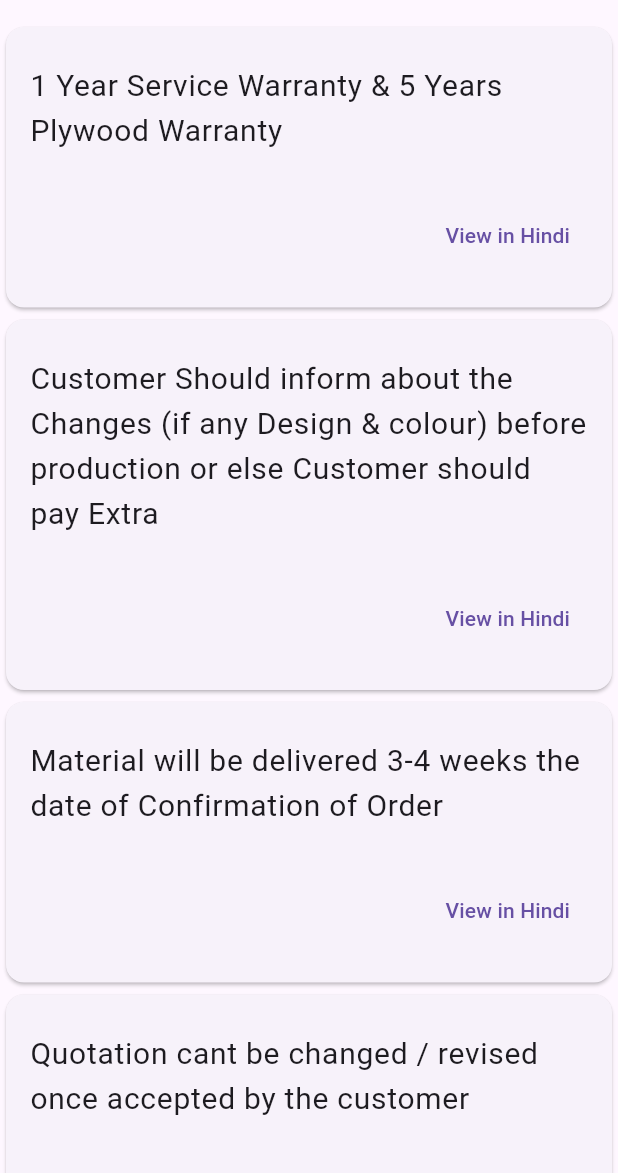
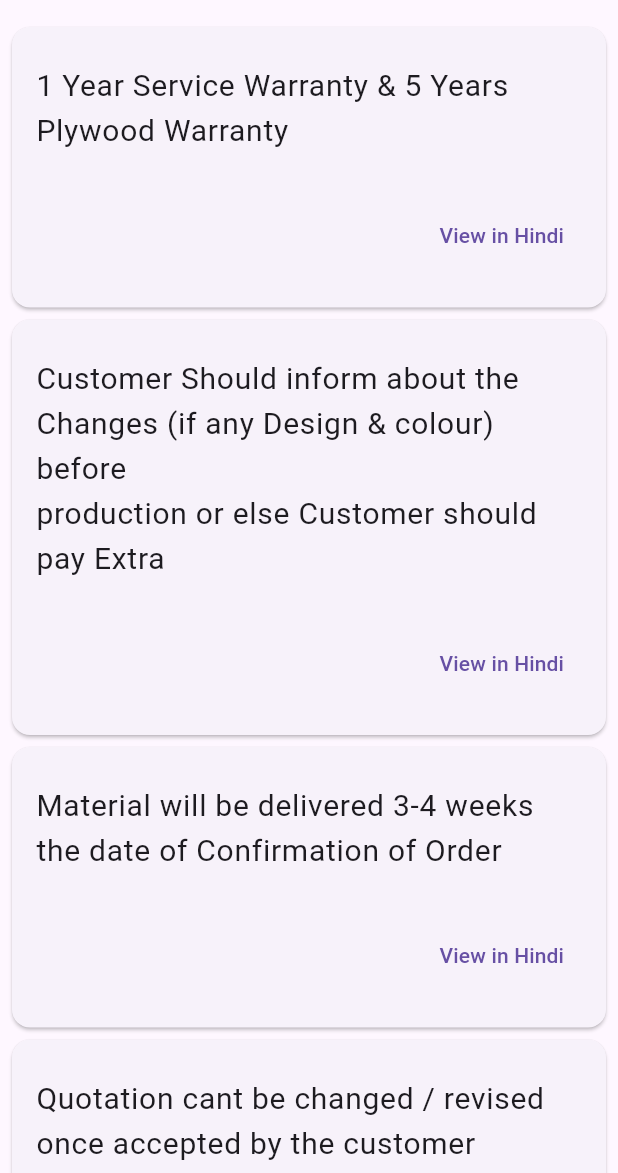
Before and after one commit to Uvais-Mohammad/ml_app, a Flutter app: the screen it shows after launch, on a phone screen of 412 x 824 dp, the part 63-1236 px from its top. Run offline on Flutter 3.47's test engine with Material 3 defaults, Android fonts, the phone set to English and light mode, and no system bars; our stand-ins replace flutter_riverpod, speech_to_text; missing offline and left inert: google_mlkit_translation.

Commit message:
Refactor UI and add new features

```diff
--- a/lib/main.dart
+++ b/lib/main.dart
@@ -11,6 +11,7 @@ class MainApp extends StatelessWidget {
   Widget build(BuildContext context) {
     return const MaterialApp(
       home: SplashScreen(),
+      debugShowCheckedModeBanner: false,
     );
   }
 }
--- a/lib/src/features/terms_and_conditions/screens/terms_condition_screen.dart
+++ b/lib/src/features/terms_and_conditions/screens/terms_condition_screen.dart
@@ -43,6 +43,7 @@ class _TermsAndConditionScreenState
   @override
   Widget build(BuildContext context) {
     return Scaffold(
+      resizeToAvoidBottomInset: false,
       appBar: AppBar(
         title: const Text('Terms and Conditions'),
       ),
@@ -78,17 +79,11 @@ class _TermsAndConditionScreenState
                     return Column(
                       crossAxisAlignment: CrossAxisAlignment.stretch,
                       children: [
-                        const Center(
-                          child: Padding(
-                            padding: EdgeInsets.all(8.0),
-                            child: Text('No more terms and conditions'),
-                          ),
-                        ),
                         Padding(
                           padding: const EdgeInsets.all(16.0),
                           child: ElevatedButton(
                             onPressed: () {
-                              showBottomSheet(
+                              showModalBottomSheet(
                                 context: context,
                                 builder: (context) => const BottomSheetWidget(),
                               );
--- a/lib/src/features/terms_and_conditions/widgets/bottom_sheet_widget.dart
+++ b/lib/src/features/terms_and_conditions/widgets/bottom_sheet_widget.dart
@@ -37,7 +37,7 @@ class _BottomSheetWidgetState extends ConsumerState<BottomSheetWidget> {
     bool isUpdate = widget.termsAndCondition != null;
     double bottom = MediaQuery.of(context).viewInsets.bottom;
     return Container(
-      margin: EdgeInsets.only(bottom: bottom != 0 ? bottom - 5 : bottom),
+      margin: EdgeInsets.only(bottom: bottom),
       decoration: const BoxDecoration(
         color: Colors.white,
         borderRadius: BorderRadius.only(
@@ -51,9 +51,9 @@ class _BottomSheetWidgetState extends ConsumerState<BottomSheetWidget> {
           ),
         ],
       ),
-      height: 200,
       child: Padding(
         padding: const EdgeInsets.all(16.0),
+        child: SingleChildScrollView(
           child: Column(
             crossAxisAlignment: CrossAxisAlignment.stretch,
             children: [
@@ -104,7 +104,9 @@ class _BottomSheetWidgetState extends ConsumerState<BottomSheetWidget> {
                 },
                 child: const Text('Confirm'),
               ),
+              const SizedBox(height: 16),
             ],
+          ),
         ),
       ),
     );
--- a/lib/src/features/terms_and_conditions/widgets/terms_condition_card.dart
+++ b/lib/src/features/terms_and_conditions/widgets/terms_condition_card.dart
@@ -12,11 +12,11 @@ class TermsAndConditionCard extends ConsumerWidget {
   @override
   Widget build(BuildContext context, WidgetRef ref) {
     return Card(
+      margin: const EdgeInsets.symmetric(horizontal: 8, vertical: 4),
       child: ListTile(
         onTap: () {
           showModalBottomSheet(
             context: context,
-            isScrollControlled: true,
             builder: (context) => BottomSheetWidget(
               termsAndCondition: termsAndCondition,
             ),
```
Also changed, not shown: 1 other file. Lines whose indentation alone changed are shown as unchanged.
